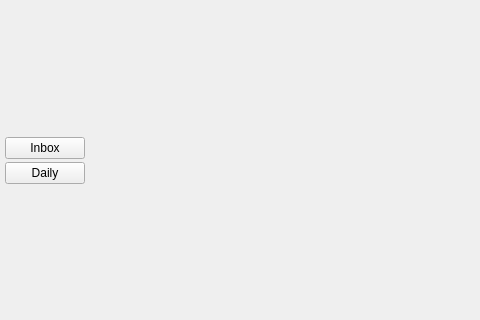
First picture: the form in mainwindow.ui, repository SeptemberHX/TodoManager, before the edit; both pictures show x 0 to 480 and y 190 to 510 of the 848 by 705 pixel window.
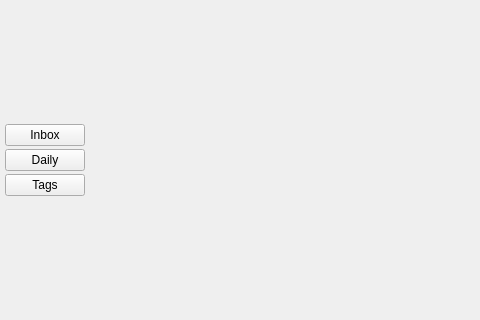
Second picture: the form after the edit.

Commit message: Add: add basic TagMode widget. Not work yet. Just UI

Diff of the .ui file:
```diff
--- a/mainwindow.ui
+++ b/mainwindow.ui
@@ -87,6 +87,16 @@
          </property>
         </widget>
        </item>
+       <item>
+        <widget class="QPushButton" name="tagModePushButton">
+         <property name="text">
+          <string>Tags</string>
+         </property>
+         <property name="checkable">
+          <bool>true</bool>
+         </property>
+        </widget>
+       </item>
        <item>
         <spacer name="verticalSpacer">
          <property name="orientation">
```
The commit also changes 9 other files.
